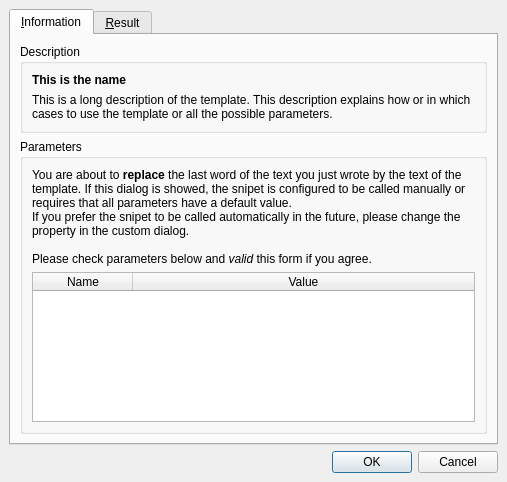
phoenix741/xinx, file framework/snipets/callsnipetdlg.ui: the form before one commit.
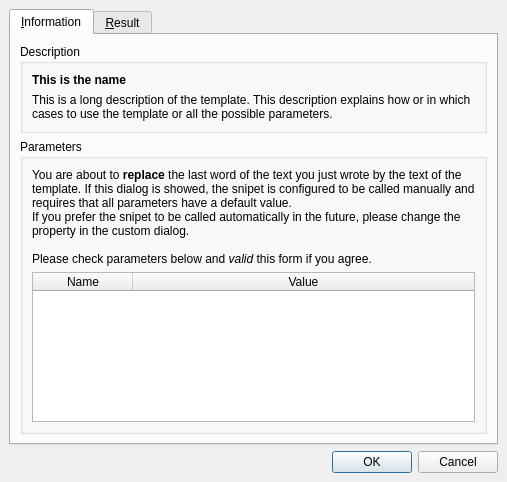
The form after the commit.

Patch:
```diff
--- a/framework/snipets/callsnipetdlg.ui
+++ b/framework/snipets/callsnipetdlg.ui
@@ -77,7 +77,7 @@
              </sizepolicy>
             </property>
             <property name="text">
-             <string>You are about to &lt;b&gt;replace&lt;/b&gt; the last word of the text you just wrote by the text of the template. If this dialog is showed, the snipet is configured to be called manually or requires that all parameters have a default value.&lt;br/&gt;
+             <string>You are about to &lt;b&gt;replace&lt;/b&gt; the last word of the text you just wrote by the text of the template. If this dialog is showed, the snipet is configured to be called manually and requires that all parameters have a default value.&lt;br/&gt;
 If you prefer the snipet to be called automatically in the future, please change the property in the custom dialog.&lt;br/&gt;
 &lt;br/&gt;
 Please check parameters below and &lt;i&gt;valid&lt;/i&gt; this form if you agree.</string>
```
